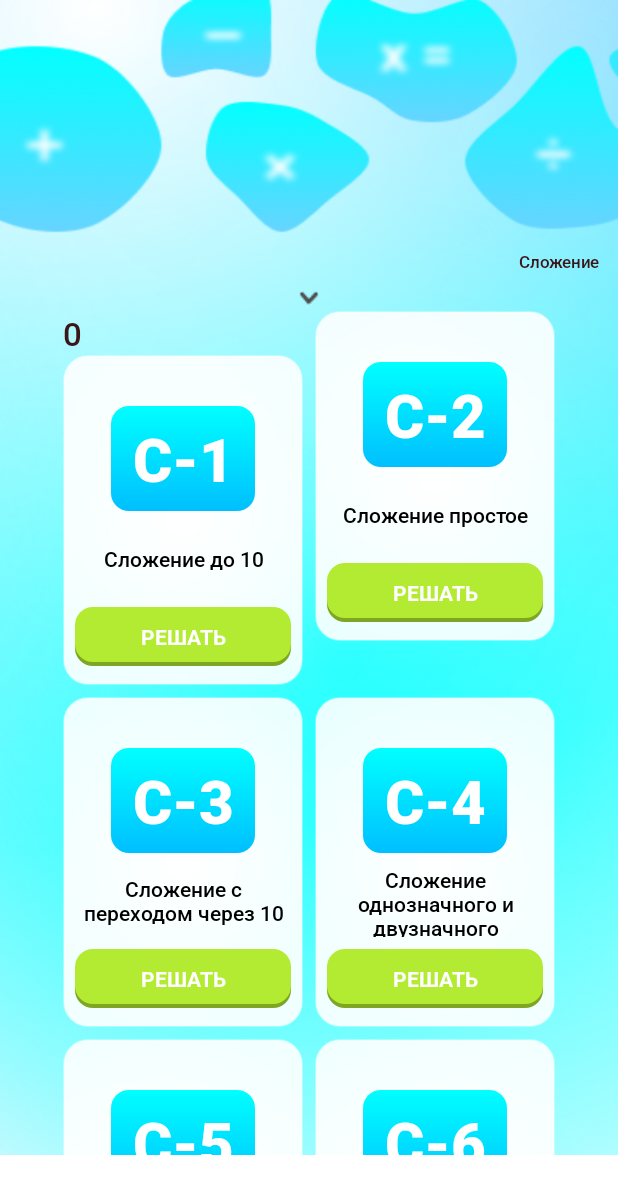
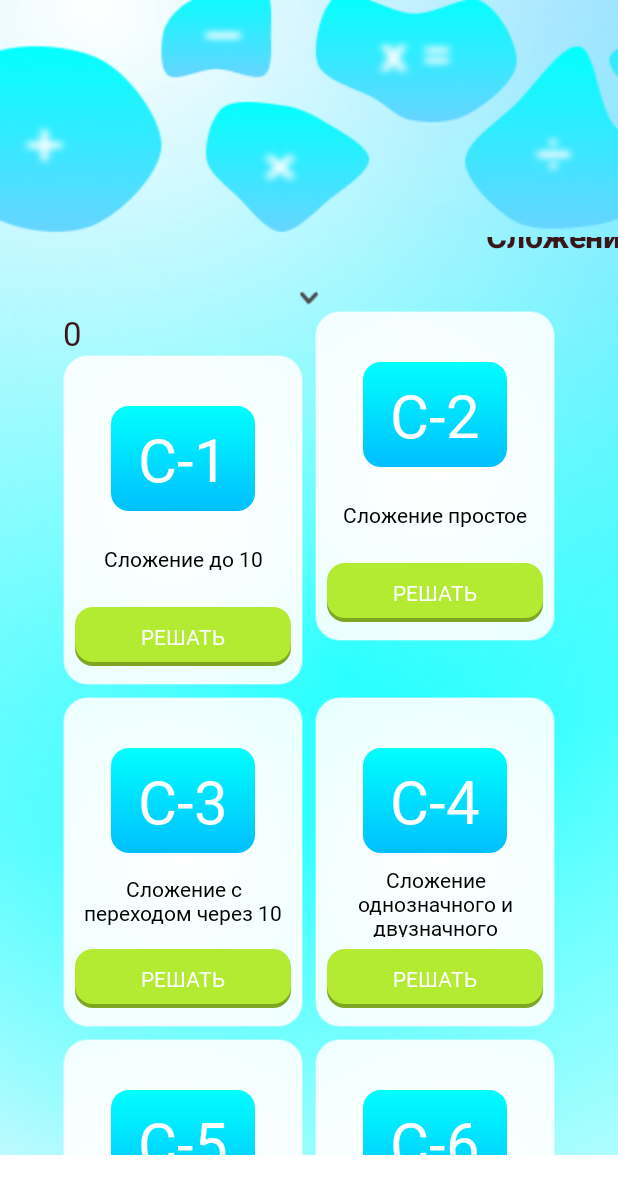
Before and after one commit to IgnatovaNatalya/Smartkid_4_0, an Android app: the screen it shows after launch (MainActivity), after a tap on "Сложение", on a phone screen of 412 x 824 dp. Shown: the top 1194 px of the screen. Run offline under Robolectric (Android 15) with nearby library versions, the phone set to English and light mode, and no system bars; our stand-ins replace Room's generated code, RxJava.

Commit message:
Главный экран: анимация верхнего меню

```diff
--- a/app/src/main/java/ru/mamsikgames/smartkid/ui/CenterLayoutManager.kt
+++ b/app/src/main/java/ru/mamsikgames/smartkid/ui/CenterLayoutManager.kt
@@ -2,6 +2,7 @@ package ru.mamsikgames.smartkid.ui
 
 import android.content.Context
 import android.util.AttributeSet
+import android.util.DisplayMetrics
 import androidx.recyclerview.widget.LinearLayoutManager
 import androidx.recyclerview.widget.LinearSmoothScroller
 import androidx.recyclerview.widget.RecyclerView
@@ -9,16 +10,45 @@ import androidx.recyclerview.widget.RecyclerView
 
 class CenterLayoutManager : LinearLayoutManager {
     constructor(context: Context) : super(context)
-    constructor(context: Context, orientation: Int, reverseLayout: Boolean) : super(context, orientation, reverseLayout)
-    constructor(context: Context, attrs: AttributeSet, defStyleAttr: Int, defStyleRes: Int) : super(context, attrs, defStyleAttr, defStyleRes)
+    constructor(context: Context, orientation: Int, reverseLayout: Boolean) : super(
+        context,
+        orientation,
+        reverseLayout
+    )
 
-    override fun smoothScrollToPosition(recyclerView: RecyclerView, state: RecyclerView.State, position: Int) {
+    constructor(context: Context, attrs: AttributeSet, defStyleAttr: Int, defStyleRes: Int) : super(
+        context,
+        attrs,
+        defStyleAttr,
+        defStyleRes
+    )
+
+    override fun smoothScrollToPosition(
+        recyclerView: RecyclerView,
+        state: RecyclerView.State,
+        position: Int
+    ) {
         val centerSmoothScroller = CenterSmoothScroller(recyclerView.context)
         centerSmoothScroller.targetPosition = position
         startSmoothScroll(centerSmoothScroller)
     }
 
     private class CenterSmoothScroller(context: Context) : LinearSmoothScroller(context) {
-        override fun calculateDtToFit(viewStart: Int, viewEnd: Int, boxStart: Int, boxEnd: Int, snapPreference: Int): Int = (boxStart + (boxEnd - boxStart) / 2) - (viewStart + (viewEnd - viewStart) / 2)
+        override fun calculateDtToFit(
+            viewStart: Int,
+            viewEnd: Int,
+            boxStart: Int,
+            boxEnd: Int,
+            snapPreference: Int
+        ): Int = (boxStart + (boxEnd - boxStart) / 2) - (viewStart + (viewEnd - viewStart) / 2)
+
+        override fun calculateSpeedPerPixel(displayMetrics: DisplayMetrics): Float {
+            return MILLISECONDS_PER_INCH / displayMetrics.densityDpi
+        }
+        companion object {
+            // This number controls the speed of smooth scroll
+            private const val MILLISECONDS_PER_INCH = 150f
+        }
+
     }
 }
--- a/app/src/main/java/ru/mamsikgames/smartkid/ui/adapters/LevelGroupViewHolder.kt
+++ b/app/src/main/java/ru/mamsikgames/smartkid/ui/adapters/LevelGroupViewHolder.kt
@@ -1,5 +1,6 @@
 package ru.mamsikgames.smartkid.ui.adapters
 
+import android.graphics.Typeface
 import android.view.animation.AnimationUtils
 import androidx.recyclerview.widget.RecyclerView
 import ru.mamsikgames.smartkid.R
@@ -12,22 +13,33 @@ class LevelGroupViewHolder(private val binding: A4ItemLevelGroupBinding) :
 
     fun bind(levelGroup: LevelGroupEntity) {
         binding.levelGroupName.text = levelGroup.name
-        binding.root.scaleX = 0.5F
-        binding.root.scaleY = 0.5F
     }
 
     fun setPaddingRight() {
         val layoutParams = binding.root.layoutParams as RecyclerView.LayoutParams
-        layoutParams.setMargins(0, 0, 500, 0)
+        layoutParams.setMargins(0, 0, 430, 0)
     }
 
     fun setPaddingLeft() {
         val layoutParams = binding.root.layoutParams as RecyclerView.LayoutParams
-        layoutParams.setMargins(500, 0, 0, 0)
+        //layoutParams.setMargins(330, 0, 30, 0)
+        layoutParams.setMargins(430, 0, 0, 0)
     }
 
-    fun selectItem() {
-        binding.root.animation = AnimationUtils.loadAnimation(binding.root.context, R.anim.increase)
+    fun selectItem():LevelGroupViewHolder {
+        binding.levelGroupName.setTypeface(null, Typeface.BOLD)
+        binding.root.pivotY = 75F
         binding.root.animate()
+            .scaleX(1.5F)
+            .scaleY(1.5F)
+            .setDuration(500)
+            .start()
+        return this
+    }
+
+    fun unselectItem() {
+        binding.root.pivotY = 75F
+        binding.root.animate().scaleX(1F).scaleY(1F).setDuration(500).start()
+        binding.levelGroupName.setTypeface(null, Typeface.NORMAL)
     }
 }
--- a/app/src/main/java/ru/mamsikgames/smartkid/ui/adapters/LevelGroupsAdapter.kt
+++ b/app/src/main/java/ru/mamsikgames/smartkid/ui/adapters/LevelGroupsAdapter.kt
@@ -11,6 +11,7 @@ class LevelGroupsAdapter(private val clickGroupListener: AdapterClickListener) :
     RecyclerView.Adapter<LevelGroupViewHolder>() {
 
     private var levelGroupsList = listOf<LevelGroupEntity>()
+    private var selected: LevelGroupViewHolder? = null
 
     override fun onCreateViewHolder(parent: ViewGroup, viewType: Int): LevelGroupViewHolder {
         val layoutInspector = LayoutInflater.from(parent.context)
@@ -21,11 +22,16 @@ class LevelGroupsAdapter(private val clickGroupListener: AdapterClickListener) :
         holder.bind(levelGroupsList[position])
         holder.itemView.setOnClickListener {
             clickGroupListener.onLevelGroupClick(position)
-            holder.selectItem()
+            selected?.unselectItem()
+            selected = holder.selectItem()
         }
 
         if (position == levelGroupsList.size - 1) holder.setPaddingRight()
-        if (position == 0) holder.setPaddingLeft()
+
+        if (position == 0) {
+            holder.setPaddingLeft()
+            selected = holder.selectItem()
+        }
     }
 
     @SuppressLint("NotifyDataSetChanged")
@@ -38,6 +44,5 @@ class LevelGroupsAdapter(private val clickGroupListener: AdapterClickListener) :
 
     fun interface AdapterClickListener {
         fun onLevelGroupClick(position: Int)
-
     }
 }
--- a/app/src/main/res/anim/increase.xml
+++ /dev/null
@@ -1,11 +0,0 @@
-<?xml version="1.0" encoding="utf-8"?>
-<set xmlns:android="http://schemas.android.com/apk/res/android">
-    <scale
-        android:duration="300"
-        android:fromXScale="0.5"
-        android:fromYScale="0.5"
-        android:toXScale="1.0"
-        android:toYScale="1.0"
-        android:pivotX="50%"
-        android:pivotY="50%"/>
-</set>
--- a/app/src/main/res/layout/a4_item_level_group.xml
+++ b/app/src/main/res/layout/a4_item_level_group.xml
@@ -6,8 +6,9 @@
     android:id="@+id/level_group_name"
     style="@style/a4_level_group_text_style"
     android:layout_width="wrap_content"
-    android:layout_height="36dp"
-    android:paddingHorizontal="8dp"
+    android:layout_height="32dp"
+    android:paddingHorizontal="24dp"
+    android:gravity="center"
     app:layout_constraintStart_toStartOf="parent"
     app:layout_constraintTop_toTopOf="parent"
     tools:text="Сложение" />
--- a/app/src/main/res/values/styles.xml
+++ b/app/src/main/res/values/styles.xml
@@ -2,31 +2,31 @@
 <resources>
 
     <style name="a4_level_text_style">
-        <item name="fontFamily">@font/roboto_medium</item>
+        <item name="fontFamily">@font/noto_sans_medium</item>
         <item name="android:textSize">22sp</item>
         <item name="android:textColor">@color/black</item>
     </style>
 
     <style name="a4_level_group_text_style">
-        <item name="fontFamily">@font/roboto_medium</item>
-        <item name="android:textSize">22sp</item>
+        <item name="fontFamily">@font/noto_sans_medium</item>
+        <item name="android:textSize">14sp</item>
         <item name="android:textColor">@color/black</item>
     </style>
 
     <style name="a4_level_codename_style">
-        <item name="fontFamily">@font/roboto_black</item>
+        <item name="fontFamily">@font/noto_sans_black</item>
         <item name="android:textSize">40sp</item>
         <item name="android:textColor">@color/white</item>
     </style>
 
     <style name="a4_level_title_style">
-        <item name="fontFamily">@font/roboto_medium</item>
+        <item name="fontFamily">@font/noto_sans_medium</item>
         <item name="android:textSize">14sp</item>
         <item name="android:textColor">@color/a4_black</item>
     </style>
 
     <style name="a4_level_button_style">
-        <item name="fontFamily">@font/roboto_bold</item>
+        <item name="fontFamily">@font/noto_sans_bold</item>
         <item name="android:textSize">14sp</item>
         <item name="android:textColor">@color/white</item>
         <item name="android:textAllCaps">true</item>
@@ -34,7 +34,7 @@
 
 
     <style name="LevelTextStyle">
-        <item name="fontFamily">@font/rubik_medium</item>
+        <item name="fontFamily">@font/noto_sans_medium</item>
         <item name="android:textSize">15sp</item>
         <item name="android:textColor">@color/black</item>
     </style>
```
Also changed, not shown: 3 other files.
